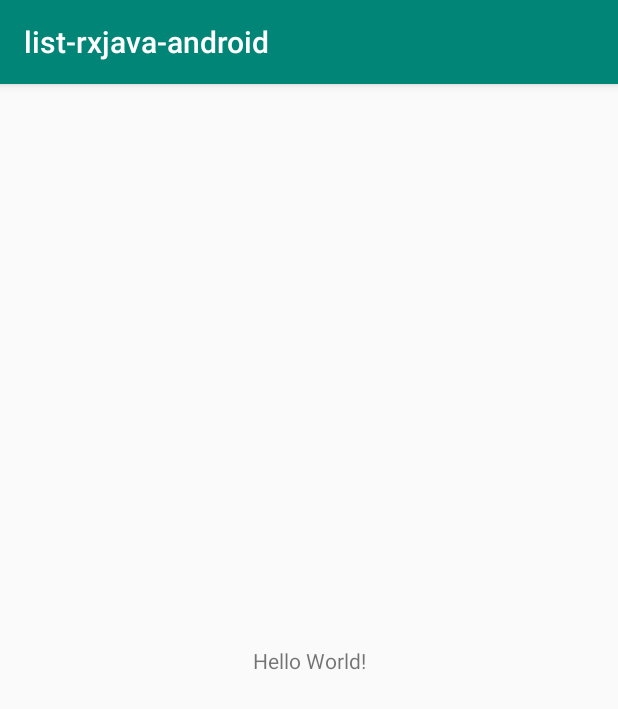
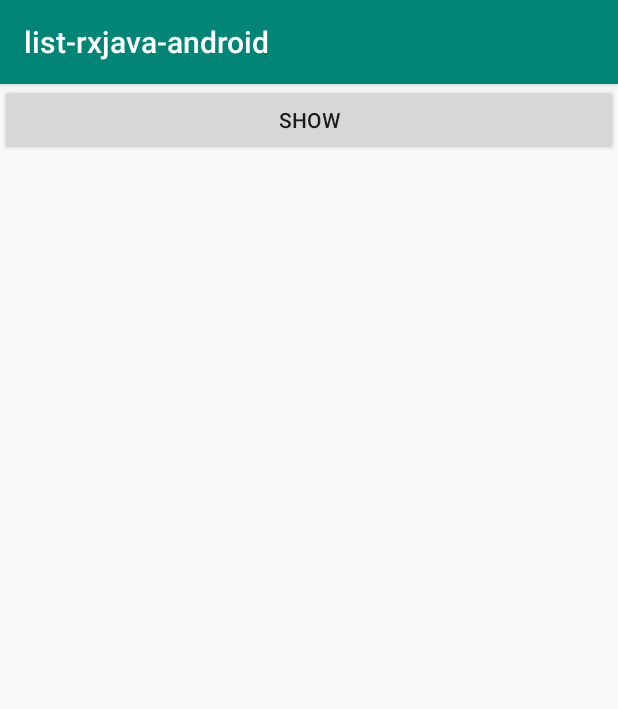
Before and after one commit to bilizen3/list-rxjava-android, an Android app: the screen it shows after launch (MainActivity), on a phone screen of 412 x 824 dp. Shown: the top 709 px of the screen. Run offline under Robolectric (Android 15) with nearby library versions, the phone set to English and light mode, and no system bars; our stand-ins replace RxJava.

```diff
--- a/app/build.gradle
+++ b/app/build.gradle
@@ -24,10 +24,11 @@ android {
 
 dependencies {
     implementation fileTree(dir: 'libs', include: ['*.jar'])
-    implementation"org.jetbrains.kotlin:kotlin-stdlib-jdk7:$kotlin_version"
+    implementation "org.jetbrains.kotlin:kotlin-stdlib-jdk7:$kotlin_version"
     implementation 'androidx.appcompat:appcompat:1.0.2'
     implementation 'androidx.core:core-ktx:1.0.2'
     implementation 'androidx.constraintlayout:constraintlayout:1.1.3'
+    implementation 'com.android.support:recyclerview-v7:28.0.0'
     implementation "io.reactivex.rxjava2:rxjava:2.2.6"
     implementation 'io.reactivex.rxjava2:rxkotlin:2.0.0'
     testImplementation 'junit:junit:4.12'
--- a/app/src/main/java/com/flores/listrxjavaandroid/MainActivity.kt
+++ b/app/src/main/java/com/flores/listrxjavaandroid/MainActivity.kt
@@ -4,6 +4,7 @@ import androidx.appcompat.app.AppCompatActivity
 import android.os.Bundle
 import io.reactivex.rxkotlin.subscribeBy
 import io.reactivex.rxkotlin.toObservable
+import kotlinx.android.synthetic.main.activity_main.*
 
 class MainActivity : AppCompatActivity() {
 
@@ -13,10 +14,16 @@ class MainActivity : AppCompatActivity() {
 
         val list = listOf("Alpha", "Beta", "Gamma", "Delta", "Epsilon")
 
+        var results = ""
         list.toObservable().filter { it.length > 5 }.subscribeBy(  // named arguments for lambda Subscribers
-            onNext = { println(it) },
-            onError = { it.printStackTrace() },
-            onComplete = { println("Done!") }
+            onNext = { results = "next" },
+            onError = { results = "error" },
+            onComplete = { results = "complete" }
         )
+
+        btnShow.setOnClickListener {
+
+        }
+
     }
 }
--- /dev/null
+++ b/app/src/main/java/com/flores/listrxjavaandroid/MainViewModel.kt
@@ -0,0 +1,7 @@
+package com.flores.listrxjavaandroid
+
+class MainViewModel {
+
+
+
+}
--- a/app/src/main/res/layout/activity_main.xml
+++ b/app/src/main/res/layout/activity_main.xml
@@ -1,19 +1,20 @@
 <?xml version="1.0" encoding="utf-8"?>
-<androidx.constraintlayout.widget.ConstraintLayout
+<androidx.appcompat.widget.LinearLayoutCompat
         xmlns:android="http://schemas.android.com/apk/res/android"
         xmlns:tools="http://schemas.android.com/tools"
-        xmlns:app="http://schemas.android.com/apk/res-auto"
         android:layout_width="match_parent"
         android:layout_height="match_parent"
         tools:context=".MainActivity">
 
-    <TextView
+    <androidx.appcompat.widget.AppCompatButton
+            android:id="@+id/btnShow"
+            android:text="show"
+            android:layout_width="match_parent"
+            android:layout_height="wrap_content"/>
+
+    <androidx.recyclerview.widget.RecyclerView
+            android:id="@+id/rvNumbers"
             android:layout_width="wrap_content"
-            android:layout_height="wrap_content"
-            android:text="Hello World!"
-            app:layout_constraintBottom_toBottomOf="parent"
-            app:layout_constraintLeft_toLeftOf="parent"
-            app:layout_constraintRight_toRightOf="parent"
-            app:layout_constraintTop_toTopOf="parent"/>
+            android:layout_height="wrap_content"/>
 
-</androidx.constraintlayout.widget.ConstraintLayout>
+</androidx.appcompat.widget.LinearLayoutCompat>
```
